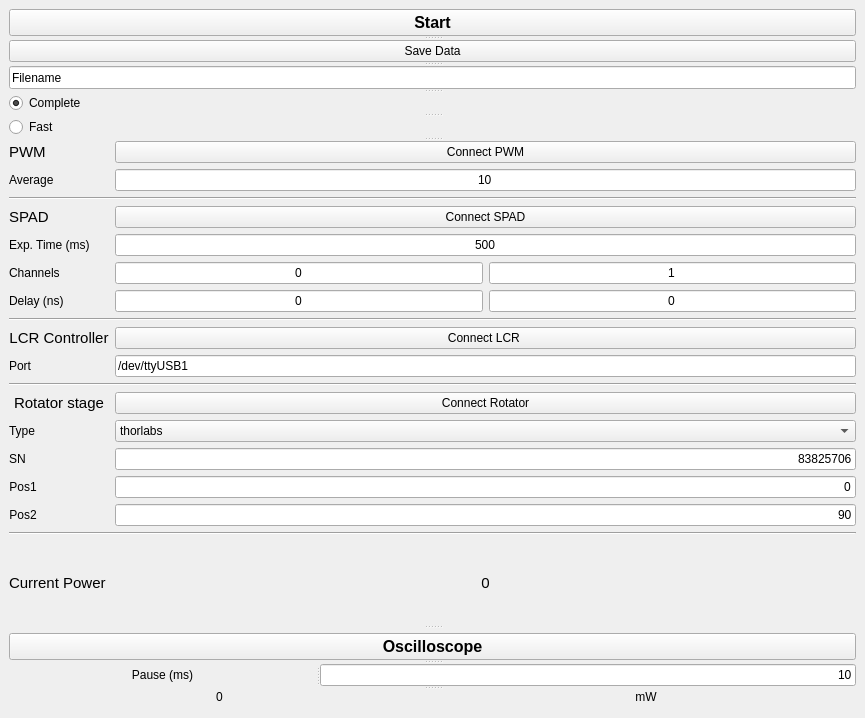
First picture: the form in visLCR.ui, repository qLuxor/pylabtools, before the edit.
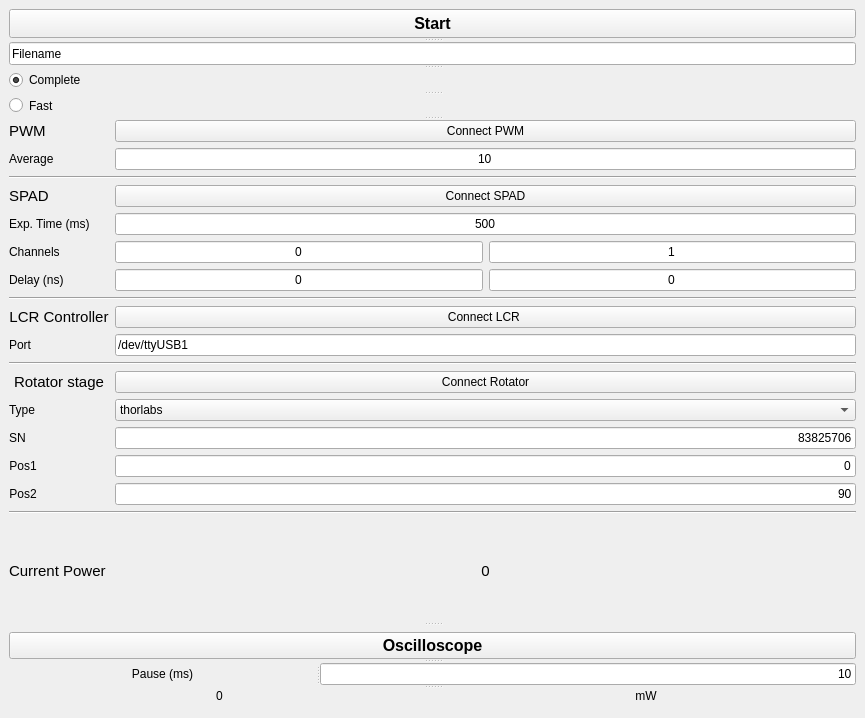
Second picture: the form after the edit.

Commit message: Removed save functionality

The edit to the form file:
```diff
--- a/visLCR.ui
+++ b/visLCR.ui
@@ -46,11 +46,6 @@
              <string>Start</string>
             </property>
            </widget>
-           <widget class="QPushButton" name="btnSaveData">
-            <property name="text">
-             <string>Save Data</string>
-            </property>
-           </widget>
            <widget class="QLineEdit" name="txtFileName">
             <property name="text">
              <string>Filename</string>
```
The commit also changes 1 other file.
